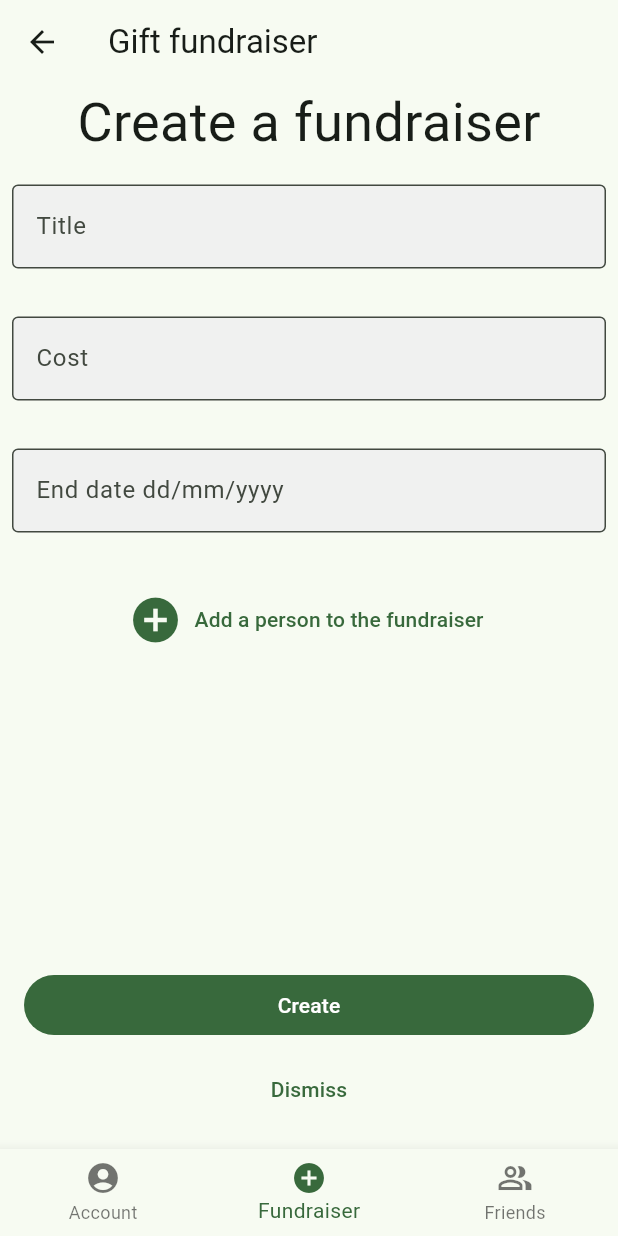
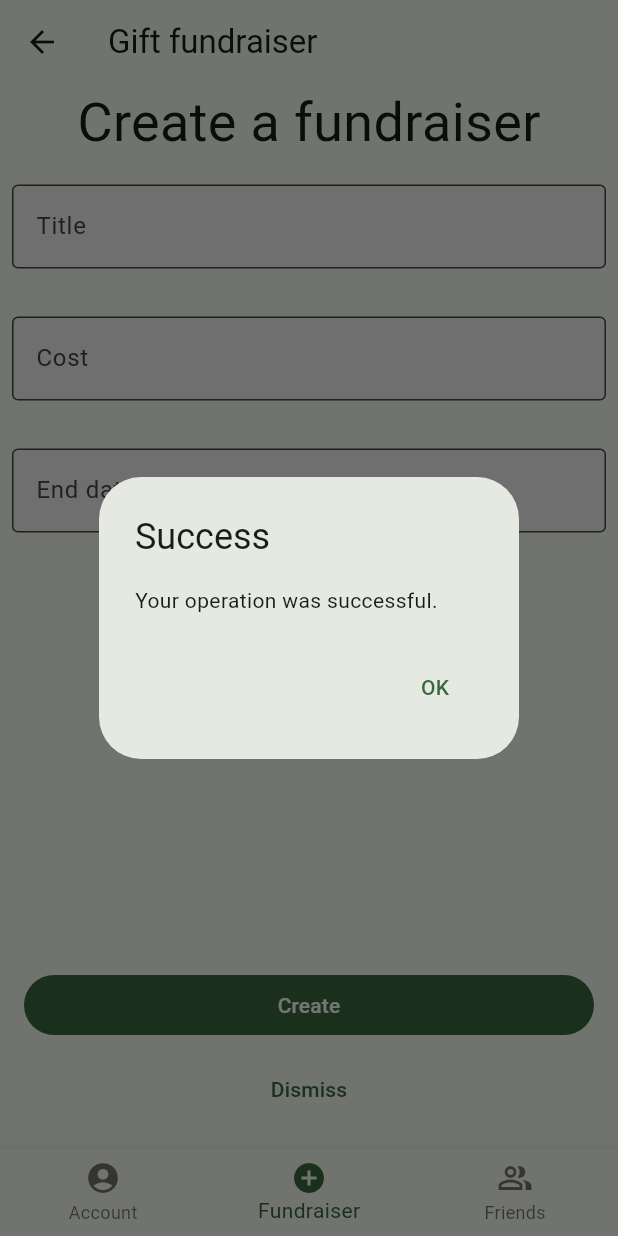
Before and after one commit to pablolambo/Gift-raiser-app, a Flutter app: the HomePage screen opened directly, item 2 of the bottom bar chosen, after a tap on "Create", on a phone screen of 412 x 824 dp. Run offline on Flutter 3.47's test engine with Material 3 defaults, Android fonts, the light colour scheme and no system bars.

Commit message:
pop up message

```diff
--- a/src/lib/add_fundraiser_widget.dart
+++ b/src/lib/add_fundraiser_widget.dart
@@ -109,7 +109,27 @@ Expanded(
       children: [
            TextButton(
             onPressed: () {
-              // TODO: Implement this
+              showDialog(
+                context: context,
+                builder: (BuildContext context) {
+                  return AlertDialog(
+                    title: Text('Success'),
+                    content: Text('Your operation was successful.'),
+                    actions: [
+                      TextButton(
+                        onPressed: () {
+                          Navigator.of(context).pop();
+                          Navigator.push(
+                            context,
+                            MaterialPageRoute(builder: (context) => HomePage()),
+                          );
+                        },
+                        child: Text('OK'),
+                      ),
+                    ],
+                  );
+                },
+              );
             },
             style: ButtonStyle(
               backgroundColor: WidgetStateProperty.all<Color>(
```
Also changed, not shown: 1 other file.
